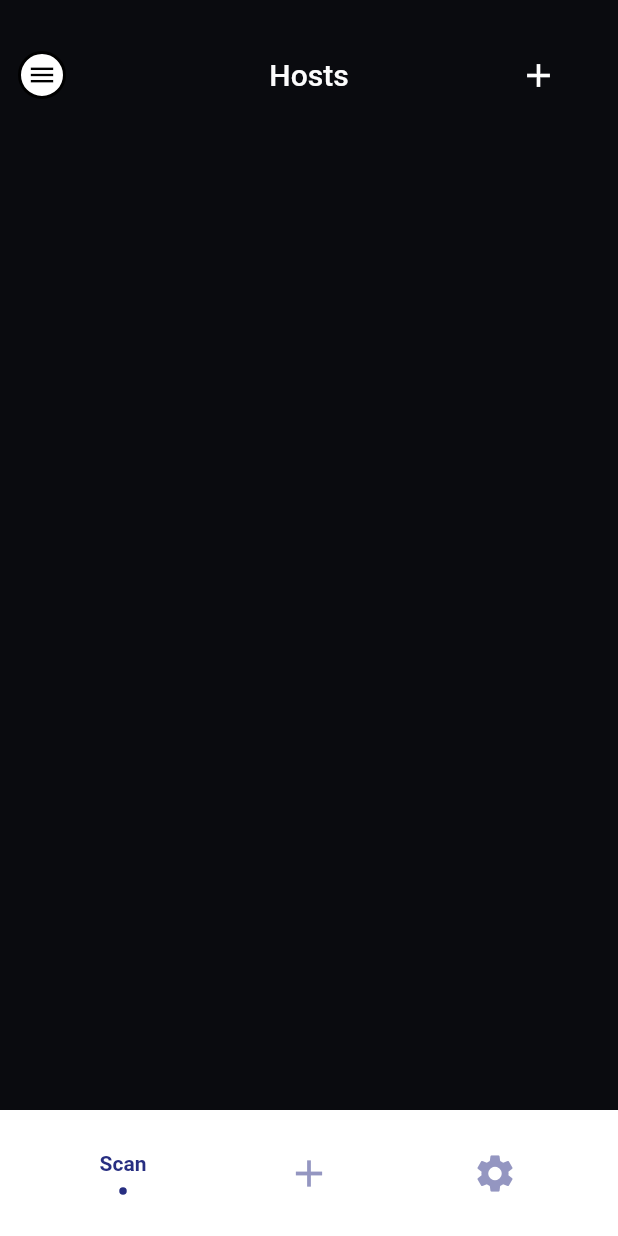
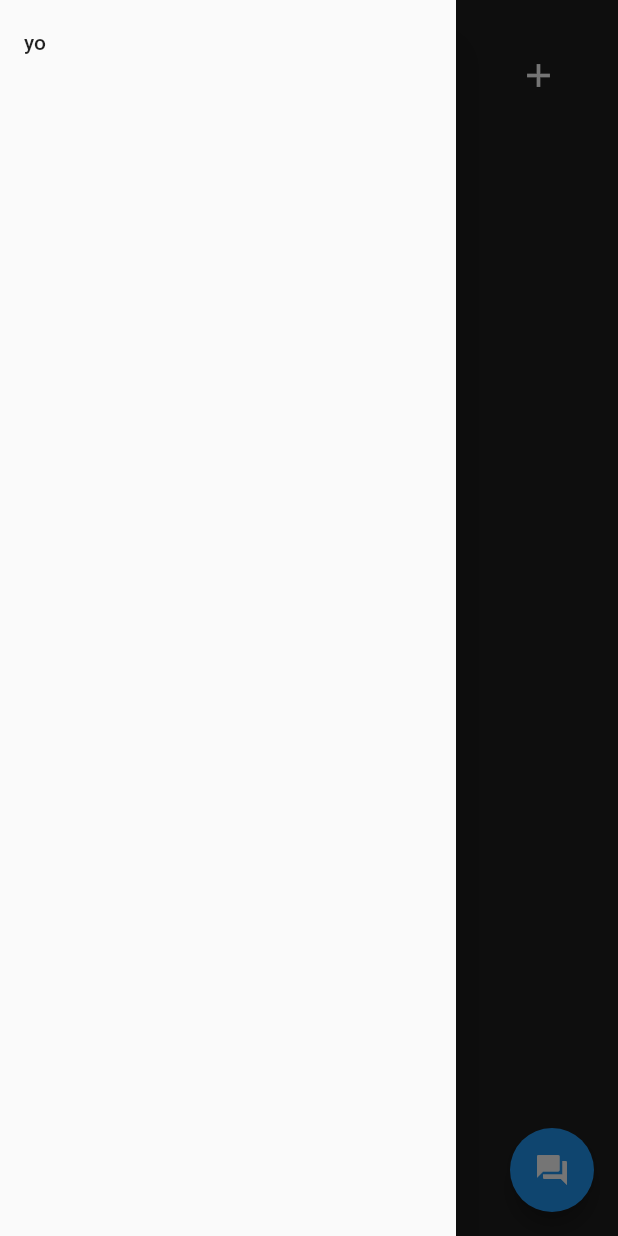
Before and after one commit to ThomasVuNguyen/comfySpace, a Flutter app: the Welcome screen opened directly, with the side drawer open (before the commit the screen has no drawer), on a phone screen of 412 x 824 dp. Run offline on Flutter 3.47's test engine with Material 2 defaults, Android fonts, the phone set to English and light mode, and no system bars; drawn by our look-alikes of flashy_tab_bar2; our stand-ins replace google_fonts, shared_preferences; missing offline and left inert: authui, dartssh2, flutter_web_browser, open_url, xterm; accounts and stored records are empty; Roboto replaces fonts that are missing (Ubuntu).

Commit message:
UI Improvement Effort #2
Making a rough shape of the UI, more research is needed

```diff
--- a/lib/main.dart
+++ b/lib/main.dart
@@ -9,8 +9,12 @@ import 'package:dartssh2/dartssh2.dart';
 import 'package:flutter/material.dart';
 import 'package:flutter/services.dart';
 import 'package:flutter/cupertino.dart';
+import 'package:flutter_web_browser/flutter_web_browser.dart';
+import 'package:google_fonts/google_fonts.dart';
 import 'package:xterm/xterm.dart';
 import 'package:flashy_tab_bar2/flashy_tab_bar2.dart';
+import 'package:url_launcher/url_launcher.dart';
+import 'package:open_url/open_url.dart';
 String? nickname;String? hostname;int port = 22;String? username;String? password;String? color;int _selectedIndex = 0;
 ValueNotifier<int> reloadState = ValueNotifier(0);
 Color? currentColor; String? currentColorString;
@@ -22,8 +26,8 @@ List<String> userList = [];
 List<String> passList = [];
 List<String> distroList = []; List<String>? distro = [];
 Map<String, Color> colorMap = {"Ubuntu": const Color(0xffE95420), "Raspbian": Colors.green, "Kali Linux": Colors.blue};String currentDistro = colorMap.keys.first;
-const bgcolor = Color(0xff0A0B0F);
-const textcolor = Color(0xffFCFCFC);
+const bgcolor = Color(0xff1F1F1F);
+const textcolor = Color(0xffFFFFFF);
 const subcolor = Color(0xff6F6E73);
 
 void main() {
@@ -31,6 +35,7 @@ void main() {
   reAssign();
   runApp(MyApp());
 }  //main function, execute MyApp
+
 
 
 class Welcome extends StatefulWidget {
@@ -51,10 +56,32 @@ class _WelcomePage extends State<Welcome>{
   Widget build(BuildContext context) {
     return Scaffold(
       backgroundColor: bgcolor,
+      floatingActionButton: FloatingActionButton(
+        child: Icon(Icons.question_answer),
+        onPressed: () {
+          showDialog(context: context, builder:(BuildContext context) {
+            return AlertDialog(
+              title: Text("Yo"),
+              actions: <Widget>[
+                TextButton(onPressed:() => open_url2(), child: Text("Click me"))
+              ],
+            );
+          });
+          },
+      ),
+      drawer: Drawer(
+        child: ListView(
+          children: [
+            ListTile(
+              title: Text("yo"),
+            )
+          ],
+        )
+      ),
       appBar: AppBar(
           toolbarHeight: 100,
           centerTitle: true,
-          title: Text('Hosts', style: TextStyle(color: textcolor),),
+          //title: Text('Hosts', style: TextStyle(color: textcolor),),
           systemOverlayStyle: SystemUiOverlayStyle(
             statusBarColor: bgcolor,
           ),
@@ -62,25 +89,14 @@ class _WelcomePage extends State<Welcome>{
           backgroundColor: bgcolor,
           // title: const Text("My Hosts", style: TextStyle( color: Colors.black,),),
           //backgroundColor: bgcolor,
-          leading: Material(
-            type: MaterialType.transparency,
-            child: Padding(
-              padding: EdgeInsets.all(12.0),
-              child: Ink(
-                decoration: BoxDecoration(
-                  border: Border.all(color: borderColor, width: 2.0 ),
-                  color: cardColor,
-                  shape: BoxShape.circle,
+          leading: Builder(
+            builder: (BuildContext context){
+              return IconButton(onPressed: (){
+                Scaffold.of(context).openDrawer();
+              },
+                  icon: Icon(Icons.settings));
+            },
           ),
-                child: InkWell(
-                  borderRadius: BorderRadius.circular(00.0),
-                  child: const Padding(
-                    padding: EdgeInsets.all(0.0),
-                    child: Icon(
-                      Icons.menu,
-                      size: 20.0,
-                      color: Colors.black,
-                    ),),),),),),
           actionsIconTheme: const IconThemeData(
               size: 30.0,
               color: Colors.white,
@@ -183,18 +199,28 @@ class _WelcomePage extends State<Welcome>{
                 )),
           ]
       ),
-      body: ListView(
+      body: Column(
+        children: <Widget>[
+          SizedBox(
+            height: 100,
+              width: double.infinity,
+            child: Text("HOSTS", textAlign: TextAlign.center, style: GoogleFonts.ubuntu(color: Colors.white, fontSize: 48)),
+          ),
+          Expanded(
+            child: ListView(
               padding: const EdgeInsets.all(10.0),
               children: List.generate(nameList.length, (index) => Padding(
                 padding: const EdgeInsets.all(8.0),
+                child: Container(
+                  height: 200,
                   child: ListTile(
-            shape: RoundedRectangleBorder(side: BorderSide(width: 6, color: colorMap[distroList[index]]!) , borderRadius: BorderRadius.circular(20.0)),
+                    shape: RoundedRectangleBorder(side: BorderSide(width: 4, color: colorMap[distroList[index]]!) , borderRadius: BorderRadius.circular(30.0)),
                     visualDensity: const VisualDensity(vertical: 4),
-            //leading: Image.asset('assets/ubuntu-tile.png'),
+                    leading: Image.asset('assets/ubuntu-tile.png'),
                     //dense: true,
-            title: Text(nameList[index][0].toUpperCase()+nameList[index].substring(1), style: TextStyle(color: textcolor),),
-            subtitle: Text("${userList[index]} @ ${hostList[index]}", style: TextStyle(color: subcolor),),
-            tileColor: bgcolor,
+                    title: Text(nameList[index][0].toUpperCase()+nameList[index].substring(1), style: GoogleFonts.ubuntu(color: textcolor, fontSize: 20),),
+                    subtitle: Text("${userList[index]} @ ${hostList[index]}", style: GoogleFonts.ubuntu(color: subcolor, fontSize: 18),),
+                    tileColor: colorMap[distroList[index]]!,
                     trailing: Row(
                       mainAxisSize: MainAxisSize.min,
                       children: <Widget>[
@@ -214,30 +240,10 @@ class _WelcomePage extends State<Welcome>{
                       );
                     },
                   ),
+                ),
               )),
             ),
-      bottomNavigationBar: FlashyTabBar(
-        selectedIndex: _selectedIndex,
-        iconSize: 30,
-        showElevation: false, // use this to remove appBar's elevation
-        onItemSelected: (index){
-          /*infoBox(index, context);
-          reloadState.addListener(() => setState(() {
-          }));
-          reloadState.value = 0;*/
-        },
-        items: [
-          FlashyTabBarItem( icon: const Icon(Icons.scanner), title: const Text('Scan'),),
-          FlashyTabBarItem( icon: const Icon(Icons.add), title: const Text('Add'),),
-          /*FlashyTabBarItem(
-            icon: Image.asset(
-              "assets/homeIcon.png",
-              color: Color(0xff9496c1),
-              width: 30,
           ),
-            title: Text('Home'),
-          ),*/
-          FlashyTabBarItem( icon: const Icon(Icons.settings),  title: const Text('Settings'),),
         ],
       ),
     );
@@ -308,7 +314,7 @@ class _TerminalPage extends State<Term> {
           statusBarBrightness: Brightness.light,
         ),
         title: Text(title),
-        backgroundColor: Colors.blueGrey,
+        backgroundColor: bgcolor,
       ),
       body: Center(
         child: Column(
--- a/lib/pages/splash.dart
+++ b/lib/pages/splash.dart
@@ -32,7 +32,7 @@ class Splash extends StatelessWidget {
       body: Column(
         children: [
           const SizedBox(height: 79), //create gap
-          Image.asset('assets/onboarding-image.png', width:180, height: 168,),
+          Image.asset("assets/ubuntu-icon.png", width:180, height: 168,),
           const SizedBox(height: 79), //create gap
           const SizedBox(height: 21), //create gap
           GestureDetector(
--- a/pubspec.yaml
+++ b/pubspec.yaml
@@ -21,6 +21,10 @@ dependencies:
   flashy_tab_bar2: ^0.0.6
   animated_notch_bottom_bar: ^0.0.6
   virtual_keyboard_custom_layout: ^0.0.5
+  google_fonts: ^4.0.4
+  url_launcher: ^6.1.11
+  open_url: ^2.0.1
+  flutter_web_browser: ^0.17.1
 
 dev_dependencies:
   flutter_test:
```
Also changed, not shown: lib/components/virtual_keyboard.dart (+18 -8 lines), lib/function.dart (+22 -1 lines), pubspec.lock, 6 other files. Lines whose indentation alone changed are shown as unchanged.
